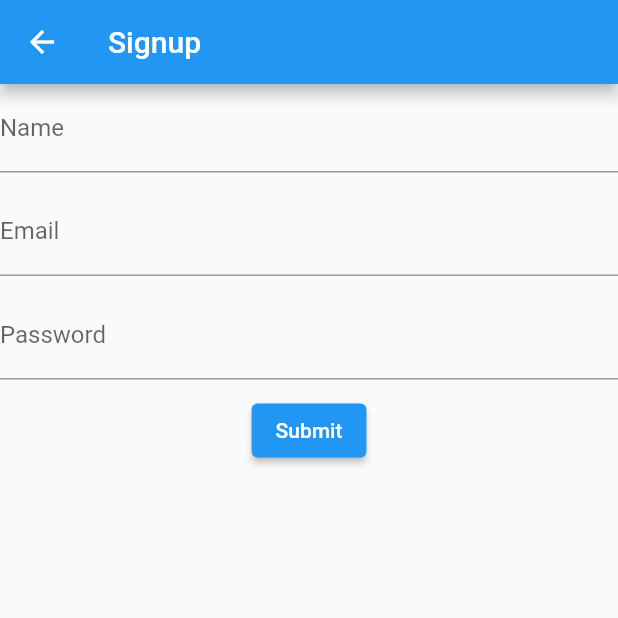
After one commit to AZKZero/sample_flight_booking_flutter, a Flutter app: the SignupScreen screen opened by its route, after a tap on "Submit", on a phone screen of 412 x 824 dp, the top half of it. The commit adds this screen. Run offline on Flutter 3.47's test engine with Material 2 defaults, Android fonts, the phone set to English and light mode, and no system bars; drawn by our look-alikes of flutter_form_builder; our stand-ins replace get, shared_preferences, sprintf; accounts and stored records are empty; network calls fail.

Commit message:
signup and Ui changes

```diff
--- a/lib/api/api_provider.dart
+++ b/lib/api/api_provider.dart
@@ -1,4 +1,3 @@
-import 'package:flutter/foundation.dart';
 import 'package:get/get.dart';
 import 'package:sample_flight_management_flutter/api/models/flight_model.dart';
 import 'package:sample_flight_management_flutter/api/models/token_model.dart';
@@ -26,7 +25,7 @@ class ApiProvider extends GetConnect {
       // }
       // if (response.statusCode == 401) {
       //   print('unauth');
-
+      //   Get.offAndToNamed(Routes.login.page);
       // }
       return response;
     });
@@ -49,6 +48,12 @@ class ApiProvider extends GetConnect {
         decoder: (data) => TokenModel.fromJson(data),
       );
 
+  Future<Response<UserModel>> signupUser(SignupModel model) => post(
+        '/users/signup',
+        model.toJson(),
+        decoder: (data) => UserModel.fromJson(data),
+      );
+
   Future<Response<FlightResponseModel>> getFlights({
     String? airline,
     String? from,
@@ -56,7 +61,8 @@ class ApiProvider extends GetConnect {
     DateTime? departure,
     DateTime? arrival,
   }) =>
-      get('/flights',
+      get(
+        '/flights',
         query: {
           'airline': airline,
           'from': from,
@@ -64,5 +70,6 @@ class ApiProvider extends GetConnect {
           'departure_date': departure,
           'arrival_date': arrival,
         }.filterNotNull().nullIfEmpty(),
-          decoder: (data) => FlightResponseModel.fromJson(data),);
+        decoder: (data) => FlightResponseModel.fromJson(data),
+      );
 }
--- a/lib/api/models/flight_model.dart
+++ b/lib/api/models/flight_model.dart
@@ -55,7 +55,7 @@ class FlightResponseModel {
   FlightResponseModel({ this.flights });
 
   FlightResponseModel.fromJson(Map<String, dynamic> json){
-      flights=(json['flights'] as List<dynamic>).map((item) => FlightModel.fromJson(item)).toList();
+      flights=(json['flights'] as List<dynamic>?)?.map((item) => FlightModel.fromJson(item)).toList();
   }
 
   Map<String, dynamic> toJson(){
--- a/lib/api/models/user_model.dart
+++ b/lib/api/models/user_model.dart
@@ -48,3 +48,30 @@ class LoginModel {
     return data;
   }
 }
+
+class SignupModel {
+  String? email;
+  String? password;
+  String? name;
+
+  SignupModel(
+      {
+      required this.email,
+      required this.password,
+      required this.name
+      });
+
+  SignupModel.fromJson(Map<String, dynamic> json) {
+    email = json['email'];
+    password = json['password'];
+    name = json['name'];
+  }
+
+  Map<String, dynamic> toJson() {
+    final Map<String, dynamic> data = <String, dynamic>{};
+    data['email'] = email;
+    data['password'] = password;
+    data['name'] = name;
+    return data;
+  }
+}
--- a/lib/pages.dart
+++ b/lib/pages.dart
@@ -3,9 +3,12 @@ import 'package:sample_flight_management_flutter/ui/home/home_controller.dart';
 import 'package:sample_flight_management_flutter/ui/home/home_screen.dart';
 import 'package:sample_flight_management_flutter/ui/login/login_controller.dart';
 import 'package:sample_flight_management_flutter/ui/login/login_screen.dart';
+import 'package:sample_flight_management_flutter/ui/signup/signup_controller.dart';
+import 'package:sample_flight_management_flutter/ui/signup/signup_screen.dart';
 
 enum Routes {
   home(page: '/home'),
+  signup(page: '/signup'),
   login(page: '/login'),
   splash(page: '/');
 
@@ -26,5 +29,11 @@ final pages = [
       page: () => HomeScreen(),
       binding: BindingsBuilder(() {
         Get.lazyPut(() => HomeController());
+      })),
+  GetPage(
+      name: Routes.signup.page,
+      page: () => SignupScreen(),
+      binding: BindingsBuilder(() {
+        Get.lazyPut(() => SignupController());
       }))
 ];
--- a/lib/ui/dialogs/dialog_wrapper.dart
+++ b/lib/ui/dialogs/dialog_wrapper.dart
@@ -55,6 +55,7 @@ class DialogWrapper extends StatelessWidget {
                           onPressed: () => Get.back(result: 1),
                         ),
                       ),
+                      const SizedBox(width: 10,),
                       Expanded(
                         child: ElevatedButton(
                           child: Text(button2),
--- a/lib/ui/home/home_controller.dart
+++ b/lib/ui/home/home_controller.dart
@@ -2,6 +2,7 @@ import 'package:get/get.dart';
 import 'package:sample_flight_management_flutter/api/models/flight_model.dart';
 import 'package:sample_flight_management_flutter/pages.dart';
 import 'package:sample_flight_management_flutter/ui/dialogs/dialog_wrapper.dart';
+import 'package:sample_flight_management_flutter/utils/extensions.dart';
 
 import '../../api/api_provider.dart';
 import '../base/base_controller.dart';
@@ -20,24 +21,15 @@ class HomeController extends GetxController {
     _bController.showLoading();
     print(api.httpClient.baseUrl);
     var response = await api.getFlights(from: from, to: to);
-    print(response);
+    print(response.bodyString);
     _bController.hideLoading();
     if (response.isOk) {
       var flights = response.body;
       if (flights != null) {
         apiBuffer.value = flights;
       }
-    } else if (response.statusCode == 401) {
-      Get.offAndToNamed(Routes.login.page);
     } else {
-      apiError.value = true;
-      Get.dialog(
-          DialogWrapper(
-            title: 'Error',
-            message: response.bodyString,
-          ),
-          barrierDismissible: true,
-          useSafeArea: true);
+      response.handleIfError();
     }
   }
 }
--- a/lib/ui/login/login_screen.dart
+++ b/lib/ui/login/login_screen.dart
@@ -1,5 +1,6 @@
 import 'package:flutter/material.dart';
 import 'package:get/get.dart';
+import 'package:sample_flight_management_flutter/pages.dart';
 import 'package:sample_flight_management_flutter/ui/login/login_controller.dart';
 
 class LoginScreen extends GetView<LoginController> {
@@ -33,6 +34,11 @@ class LoginScreen extends GetView<LoginController> {
                     password: passwordController.text);
               },
               child: const Text('Login')),
+          ElevatedButton(
+              onPressed: () {
+                Get.offAndToNamed(Routes.signup.page);
+              },
+              child: const Text('Signup')),
         ],
       ),
     );
--- /dev/null
+++ b/lib/ui/signup/signup_controller.dart
@@ -0,0 +1,34 @@
+import 'package:get/get.dart';
+import 'package:sample_flight_management_flutter/api/api_provider.dart';
+import 'package:sample_flight_management_flutter/api/models/user_model.dart';
+import 'package:sample_flight_management_flutter/pages.dart';
+import 'package:sample_flight_management_flutter/ui/base/base_controller.dart';
+
+class SignupController extends GetxController {
+  final ApiProvider api = Get.find();
+
+  final BaseController _bController = Get.find();
+
+  // final apiLoading = false.obs;
+  final apiError = false.obs;
+  final Rxn<String> apiBuffer = Rxn();
+
+  signup({required String email, required String password, required String name}) async {
+    _bController.showLoading();
+    apiBuffer.value = null;
+    var response = await api.signupUser(SignupModel(email: email, password: password, name: name));
+    _bController.hideLoading();
+    if (response.isOk) {
+      var user = response.body;
+      if (user != null) {
+        Get.offAndToNamed(Routes.login.page);
+      } else {
+        apiError.value = true;
+        apiBuffer.value = "Malformed Response";
+      }
+    } else {
+      apiError.value = true;
+      apiBuffer.value = response.bodyString;
+    }
+  }
+}
--- /dev/null
+++ b/lib/ui/signup/signup_screen.dart
@@ -0,0 +1,68 @@
+import 'package:flutter/material.dart';
+import 'package:flutter_form_builder/flutter_form_builder.dart';
+import 'package:get/get.dart';
+import 'package:sample_flight_management_flutter/ui/signup/signup_controller.dart';
+
+class SignupScreen extends GetView<SignupController> {
+  final _formKey = GlobalKey<FormBuilderState>();
+
+  SignupScreen({super.key});
+  @override
+  Widget build(BuildContext context) {
+    return Scaffold(
+      appBar: AppBar(
+        title: const Text('Signup'),
+      ),
+      body: Column(
+        children: <Widget>[
+          FormBuilder(
+            key: _formKey,
+            child: Column(
+              children: <Widget>[
+                FormBuilderTextField(
+                  name: 'name',
+                  decoration: const InputDecoration(labelText: 'Name'),
+                  keyboardType: TextInputType.name,
+                  validator: (value) => value?.isNotEmpty == true ? null : "Empty",
+                ),
+                const SizedBox(
+                  height: 10,
+                ),
+                FormBuilderTextField(
+                  name: 'email',
+                  decoration: const InputDecoration(labelText: 'Email'),
+                  keyboardType: TextInputType.emailAddress,
+                  validator: (value) => value?.isNotEmpty == true ? null : "Empty",
+                ),
+                const SizedBox(
+                  height: 10,
+                ),
+                FormBuilderTextField(
+                  name: 'password',
+                  decoration: const InputDecoration(labelText: 'Password'),
+                  obscureText: true,
+                  validator: (value) => value?.isNotEmpty == true ? null : "Empty",
+                ),
+                const SizedBox(
+                  height: 10,
+                ),
+                ElevatedButton(
+                  child: const Text('Submit'),
+                  onPressed: () {
+                    // print(_formKey.currentState?.saveAndValidate() == true);
+                    if (_formKey.currentState?.saveAndValidate() == true) {
+                      var name = _formKey.currentState?.value['name'];
+                      var email = _formKey.currentState?.value['email'];
+                      var password = _formKey.currentState?.value['password'];
+                      controller.signup(email: email, password: password, name: name);
+                    }
+                  },
+                ),
+              ],
+            ),
+          ),
+        ],
+      ),
+    );
+  }
+}
--- a/lib/utils/extensions.dart
+++ b/lib/utils/extensions.dart
@@ -1,4 +1,28 @@
+import 'package:get/get.dart';
+import 'package:get/get_connect.dart';
+import 'package:sample_flight_management_flutter/pages.dart';
+
+import '../ui/dialogs/dialog_wrapper.dart';
+
 extension MapUtils<K, V> on Map<K, V> {
   Map<K, V> filterNotNull() => this..removeWhere((key, value) => value == null);
   Map<K, V>? nullIfEmpty() => length > 0 ? this : null;
 }
+
+extension ResponseUtils on Response {
+  void handleIfError() {
+    if (hasError) {
+      if (statusCode == 401) {
+        Get.offAndToNamed(Routes.login.page);
+      } else {
+        Get.dialog(
+            DialogWrapper(
+              title: 'Error',
+              message: bodyString,
+            ),
+            barrierDismissible: true,
+            useSafeArea: true);
+      }
+    }
+  }
+}
```
Also changed, not shown: lib/ui/home/home_screen.dart (+18 -8 lines). Lines whose indentation alone changed are shown as unchanged.
